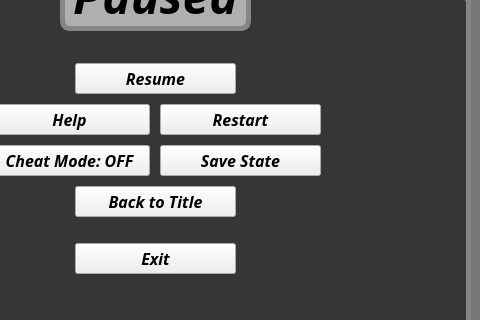
Qt form pausescreen.ui (bstee615/project) before a commit; both pictures show x 376 to 856 and y 220 to 540 of the 1024 by 768 pixel window.
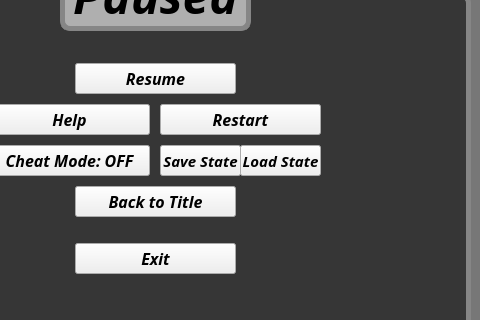
The same form after that commit.

Commit message: Added load state functionality, updated object load/save to work with file format

Diff of the .ui file:
```diff
--- a/pausescreen.ui
+++ b/pausescreen.ui
@@ -121,10 +121,15 @@
      <rect>
       <x>320</x>
       <y>152</y>
-      <width>161</width>
+      <width>81</width>
       <height>31</height>
      </rect>
     </property>
+    <property name="font">
+     <font>
+      <pointsize>11</pointsize>
+     </font>
+    </property>
     <property name="text">
      <string>Save State</string>
     </property>
@@ -142,6 +147,24 @@
      <string>Restart</string>
     </property>
    </widget>
+   <widget class="QPushButton" name="btnLoadState">
+    <property name="geometry">
+     <rect>
+      <x>400</x>
+      <y>152</y>
+      <width>81</width>
+      <height>31</height>
+     </rect>
+    </property>
+    <property name="font">
+     <font>
+      <pointsize>11</pointsize>
+     </font>
+    </property>
+    <property name="text">
+     <string>Load State</string>
+    </property>
+   </widget>
    <zorder>label_3</zorder>
    <zorder>btnResume</zorder>
    <zorder>btnHelp</zorder>
@@ -150,6 +173,7 @@
    <zorder>btnExit</zorder>
    <zorder>btnSaveState</zorder>
    <zorder>btnRestart</zorder>
+   <zorder>btnLoadState</zorder>
   </widget>
   <widget class="QLabel" name="label">
    <property name="geometry">
```
The commit also changes 18 other files.
